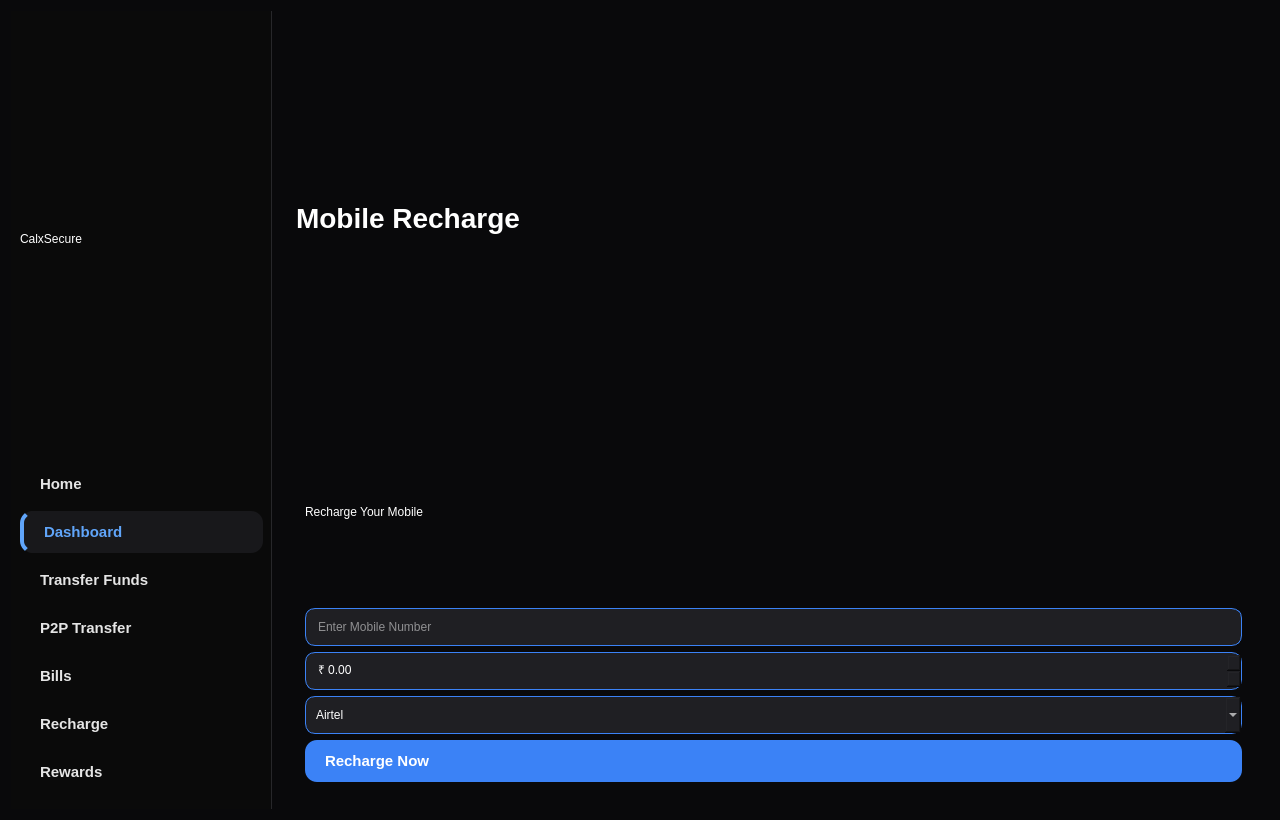
First picture: the form in CalxSecure/DashboardPage.ui, repository VisibleNasir/CalxSecurecpp, before the edit.
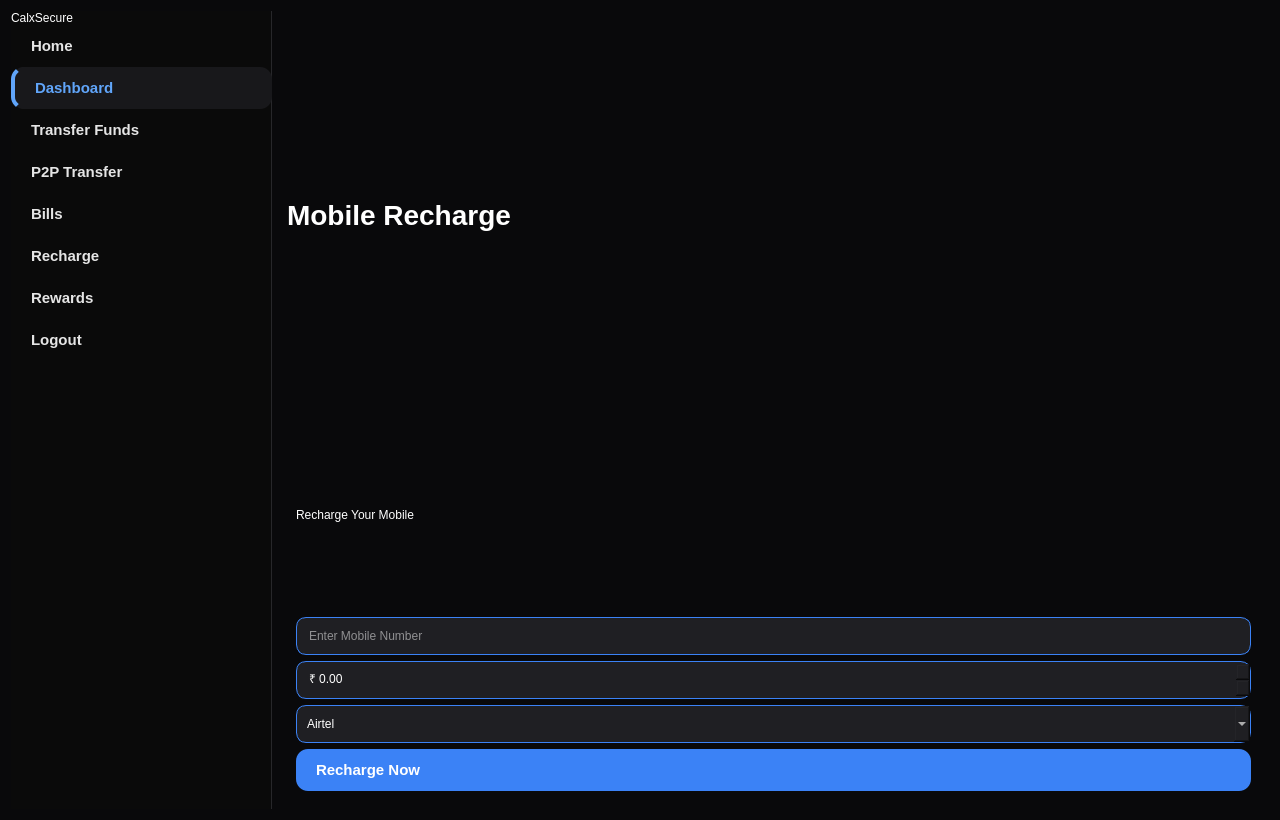
Second picture: the form after the edit. The open tabs and pages were chosen to show the change.

Commit message: fixed login and signup , designed dashboard

Patch:
```diff
--- a/CalxSecure/DashboardPage.ui
+++ b/CalxSecure/DashboardPage.ui
@@ -125,14 +125,23 @@
 			<item>
 				<widget class="QWidget" name="Sidebar" native="true">
 					<layout class="QVBoxLayout">
-						<property name="spacing">8</property>
-						<property name="leftMargin">16</property>
-						<property name="topMargin">40</property>
-						<property name="rightMargin">16</property>
-
+      <property name="spacing">
+       <number>0</number>
+      </property>
+      <property name="leftMargin">
+       <number>0</number>
+      </property>
+      <property name="topMargin">
+       <number>0</number>
+      </property>
+      <property name="rightMargin">
+       <number>0</number>
+      </property>
 						<item>
 							<widget class="QLabel" name="label">
-								<property name="styleSheet">font-size: 26px; font-weight: 800; color: #3b82f6; padding: 0 20px 40px;</property>
+        <property name="styleSheet">
+         <string/>
+        </property>
 								<property name="text">
 									<string>CalxSecure</string>
 								</property>
@@ -214,7 +223,24 @@
 						</item>
 
 						<item>
-							<spacer name="verticalSpacer"/>
+       <widget class="QPushButton" name="btnLogout">
+        <property name="text">
+         <string>Logout</string>
+        </property>
+       </widget>
+      </item>
+      <item>
+       <spacer name="verticalSpacer">
+        <property name="orientation">
+         <enum>Qt::Orientation::Vertical</enum>
+        </property>
+        <property name="sizeHint" stdset="0">
+         <size>
+          <width>0</width>
+          <height>0</height>
+         </size>
+        </property>
+       </spacer>
 						</item>
 					</layout>
 				</widget>
@@ -552,11 +578,21 @@
 								<!-- Recharge -->
 								<widget class="QWidget" name="Recharge">
 									<layout class="QVBoxLayout">
-										<property name="spacing">24</property>
-										<property name="leftMargin">32</property>
-										<property name="topMargin">32</property>
-										<property name="rightMargin">32</property>
-										<property name="bottomMargin">32</property>
+          <property name="spacing">
+           <number>0</number>
+          </property>
+          <property name="leftMargin">
+           <number>0</number>
+          </property>
+          <property name="topMargin">
+           <number>0</number>
+          </property>
+          <property name="rightMargin">
+           <number>0</number>
+          </property>
+          <property name="bottomMargin">
+           <number>0</number>
+          </property>
 										<item>
 											<widget class="QLabel" name="label_10">
 												<property name="styleSheet">
@@ -571,7 +607,7 @@
 											<widget class="QFrame" name="card">
 												<layout class="QVBoxLayout">
 													<item>
-														<widget class="QLabel">
+              <widget class="QLabel" name="label">
 															<property name="text">
 																<string>Recharge Your Mobile</string>
 															</property>
@@ -590,7 +626,7 @@
 																<string>₹ </string>
 															</property>
 															<property name="maximum">
-																<double>10000.00</double>
+                <double>10000.000000000000000</double>
 															</property>
 														</widget>
 													</item>
```
Left out of the diff: 146 changed lines with no effect on the pictures. Lines whose indentation alone changed are shown as unchanged. The commit also changes 18 other files.
